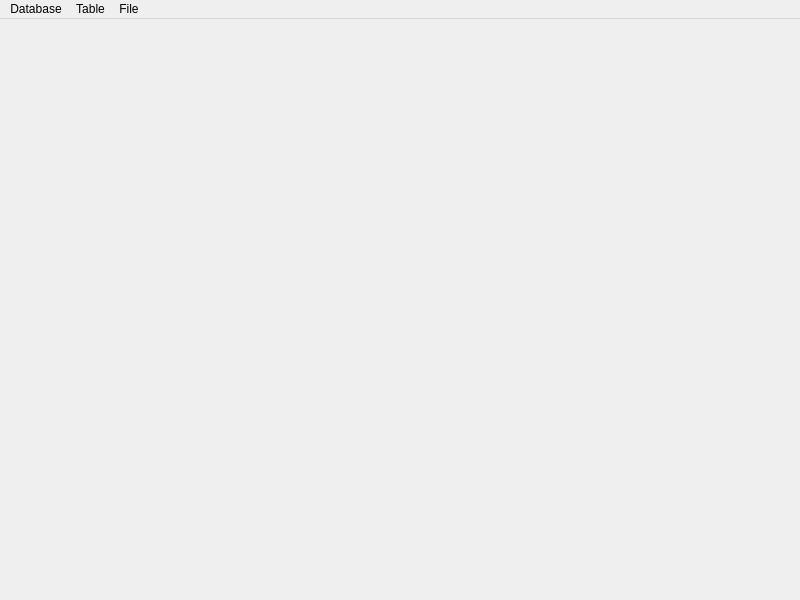
Qt form source/mainwindow.ui (ComradeMashkov/PostgreSQL-Database-Explorer) before a commit.
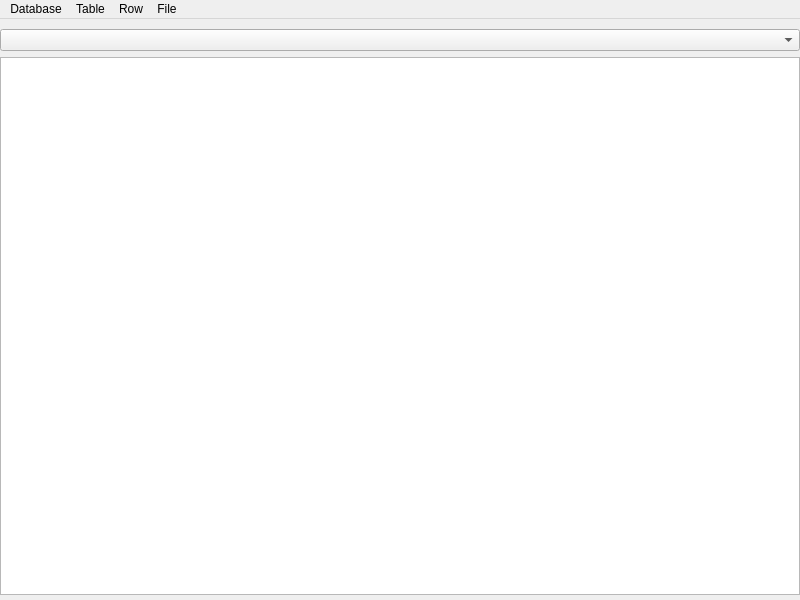
The same form after that commit.

Commit message: Added table loading in main window

Patch:
```diff
--- a/source/mainwindow.ui
+++ b/source/mainwindow.ui
@@ -10,10 +10,66 @@
     <height>600</height>
    </rect>
   </property>
+  <property name="minimumSize">
+   <size>
+    <width>800</width>
+    <height>600</height>
+   </size>
+  </property>
+  <property name="maximumSize">
+   <size>
+    <width>16777215</width>
+    <height>16777215</height>
+   </size>
+  </property>
   <property name="windowTitle">
    <string>Database Explorer</string>
   </property>
-  <widget class="QWidget" name="centralwidget"/>
+  <property name="iconSize">
+   <size>
+    <width>32</width>
+    <height>32</height>
+   </size>
+  </property>
+  <widget class="QWidget" name="centralwidget">
+   <property name="sizePolicy">
+    <sizepolicy hsizetype="Expanding" vsizetype="Expanding">
+     <horstretch>0</horstretch>
+     <verstretch>0</verstretch>
+    </sizepolicy>
+   </property>
+   <layout class="QHBoxLayout" name="horizontalLayout">
+    <property name="leftMargin">
+     <number>0</number>
+    </property>
+    <property name="topMargin">
+     <number>10</number>
+    </property>
+    <property name="rightMargin">
+     <number>0</number>
+    </property>
+    <property name="bottomMargin">
+     <number>5</number>
+    </property>
+    <item>
+     <layout class="QVBoxLayout" name="verticalLayout">
+      <item>
+       <widget class="QComboBox" name="select_table_comboBox">
+        <property name="currentText">
+         <string notr="true"/>
+        </property>
+        <property name="currentIndex">
+         <number>-1</number>
+        </property>
+       </widget>
+      </item>
+      <item>
+       <widget class="QTableWidget" name="tableWidget"/>
+      </item>
+     </layout>
+    </item>
+   </layout>
+  </widget>
   <widget class="QMenuBar" name="menubar">
    <property name="geometry">
     <rect>
@@ -43,8 +99,16 @@
     </property>
     <addaction name="actionConnect"/>
    </widget>
+   <widget class="QMenu" name="menuRow">
+    <property name="title">
+     <string>Row</string>
+    </property>
+    <addaction name="actionAdd"/>
+    <addaction name="actionDelete"/>
+   </widget>
    <addaction name="menuDatabase"/>
    <addaction name="menuTable"/>
+   <addaction name="menuRow"/>
    <addaction name="menuFile"/>
   </widget>
   <action name="actionLoad">
```
Left out of the diff: 10 changed lines with no effect on the pictures. The commit also changes 4 other files.
